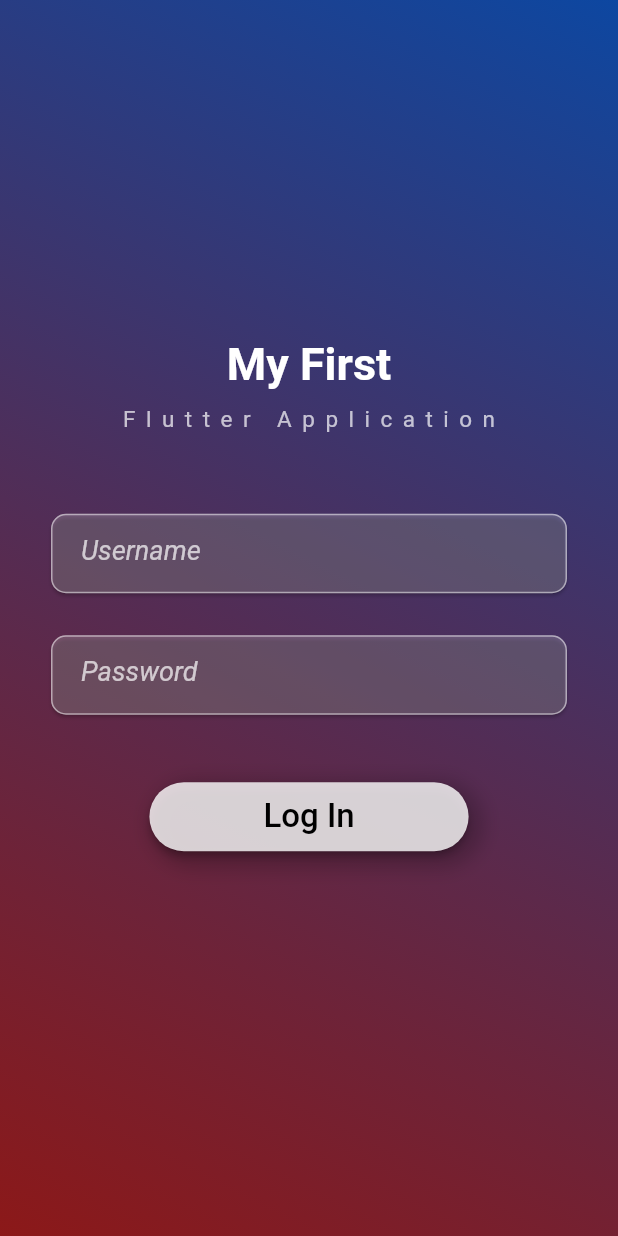
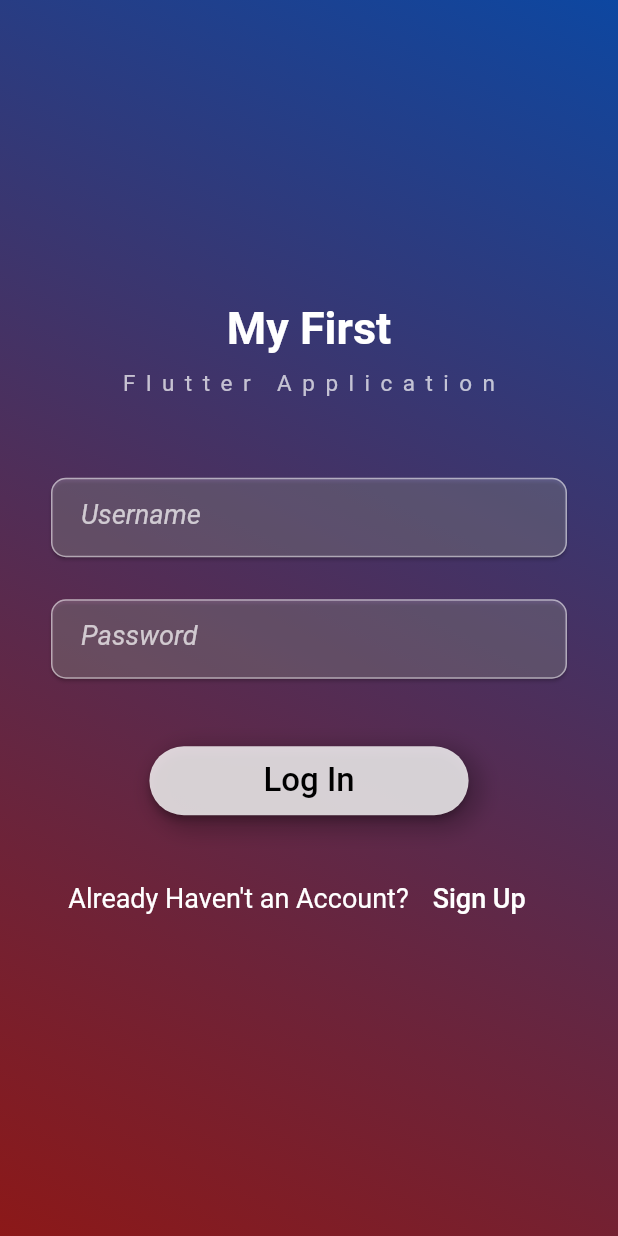
Before and after one commit to Ruchirakavinda/flutter_myfirst, a Flutter app: the screen it shows after launch, on a phone screen of 412 x 824 dp. Run offline on Flutter 3.47's test engine with Material 2 defaults, Android fonts, the phone set to English and light mode, and no system bars; our stand-ins replace flutter_spinkit.

```diff
--- a/lib/login.dart
+++ b/lib/login.dart
@@ -1,4 +1,5 @@
 import 'package:flutter/material.dart';
+import 'signup.dart';
 
 
 class Login extends StatefulWidget {
@@ -198,7 +199,26 @@ Widget _password() {
                 height: 30,
               ),
 
-              // Text("Already Have an Account?",style: TextStyle(fontSize: 18,color: Colors.white),)
+
+              Row(
+                mainAxisAlignment: MainAxisAlignment.center,
+                children: [
+                  Text("Already Haven't an Account?",
+                  style: TextStyle(
+                    fontSize: 18,
+                    color: Colors.white),
+                    ),
+                    FlatButton(
+                      onPressed: (){
+                        Navigator.push(context,
+                        MaterialPageRoute(builder: (context)=> Signup()));
+                    },
+                    child:Text('Sign Up',style: TextStyle(color: Colors.white,fontSize: 18),))
+                ],
+                )
+
+
+
             ],
           ),
         ),
```
Also changed, not shown: lib/signup.dart (added).
